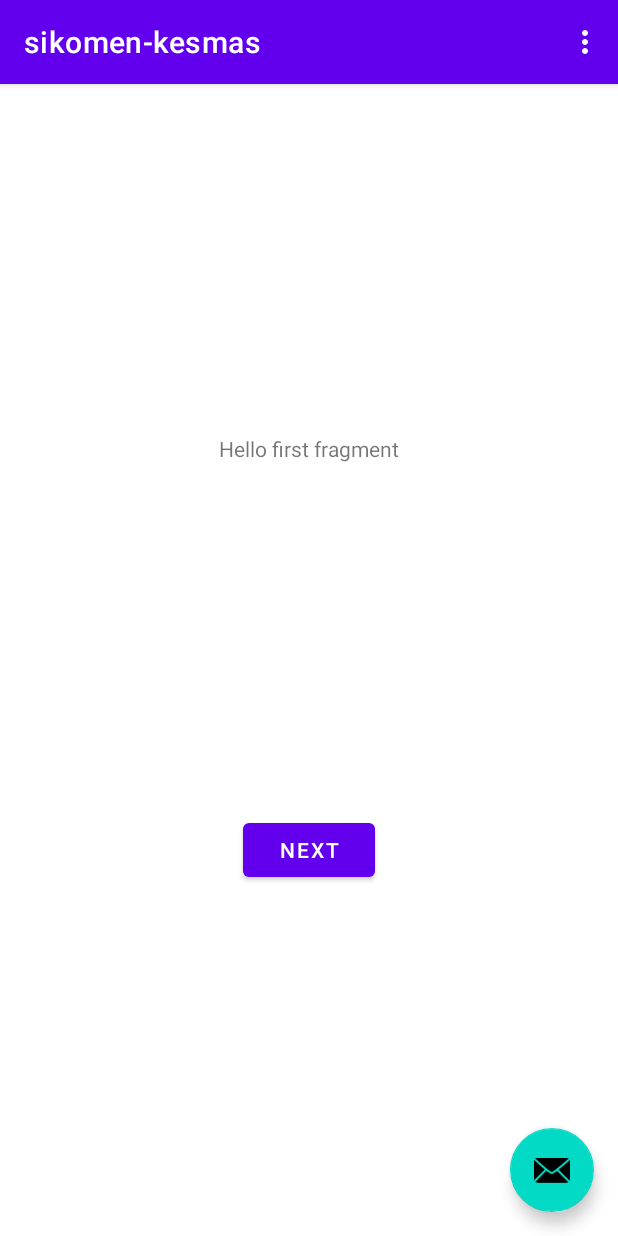
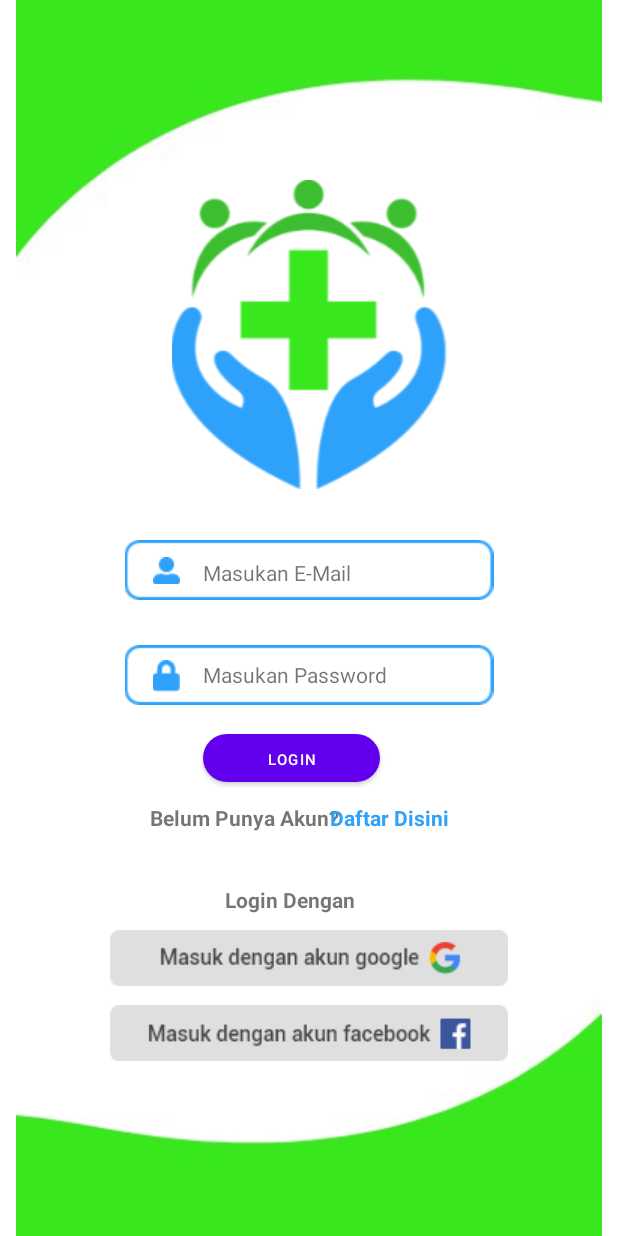
Before and after one commit to gusfat99/sikomenkesmas, an Android app: the screen it shows after launch (MainActivity before the commit, LoginActivity after it), on a phone screen of 412 x 824 dp. Run offline under Robolectric (Android 15) with nearby library versions, the phone set to English and light mode, and no system bars.

Commit message:
baru tampilan intentnya belum

```diff
--- a/app/src/main/AndroidManifest.xml
+++ b/app/src/main/AndroidManifest.xml
@@ -9,8 +9,9 @@
         android:roundIcon="@mipmap/ic_launcher_round"
         android:supportsRtl="true"
         android:theme="@style/Theme.Sikomenkesmas">
+        <activity android:name=".MainActivity"></activity>
         <activity
-            android:name=".MainActivity"
+            android:name=".LoginActivity"
             android:label="@string/app_name"
             android:theme="@style/Theme.Sikomenkesmas.NoActionBar">
             <intent-filter>
--- /dev/null
+++ b/app/src/main/java/com/example/sikomen_kesmas/LoginActivity.java
@@ -0,0 +1,32 @@
+package com.example.sikomen_kesmas;
+
+import androidx.appcompat.app.AppCompatActivity;
+
+import android.content.Intent;
+import android.os.Bundle;
+import android.os.Handler;
+import android.view.View;
+import android.widget.Button;
+
+
+public class LoginActivity extends AppCompatActivity {
+    private Button login;
+    @Override
+    protected void onCreate(Bundle savedInstanceState) {
+        super.onCreate(savedInstanceState);
+        setContentView(R.layout.activity_login);
+        login = (Button)findViewById(R.id.btn_login);
+
+        login.setOnClickListener(new View.OnClickListener() {
+            @Override
+            public void onClick(View view) {
+                Intent login = new Intent(getApplicationContext(), LoginActivity.class);
+                startActivity(login);
+            }
+        });
+
+    }
+
+
+
+}
--- /dev/null
+++ b/app/src/main/res/drawable/shape.xml
@@ -0,0 +1,17 @@
+<?xml version="1.0" encoding="utf-8"?>
+<shape xmlns:android="http://schemas.android.com/apk/res/android">
+    <corners
+        android:bottomLeftRadius="30dp"
+        android:bottomRightRadius="30dp"
+        android:radius="40dp"
+        android:topLeftRadius="30dp"
+        android:topRightRadius="30dp"
+        />
+    <solid
+        android:color="@color/hijau"
+        />
+    <size
+        android:height="28dp"
+        android:width="118dp"
+        />
+</shape>
--- /dev/null
+++ b/app/src/main/res/layout/activity_login.xml
@@ -0,0 +1,129 @@
+<?xml version="1.0" encoding="utf-8"?>
+<FrameLayout xmlns:android="http://schemas.android.com/apk/res/android"
+    xmlns:app="http://schemas.android.com/apk/res-auto"
+    xmlns:tools="http://schemas.android.com/tools"
+    android:layout_width="match_parent"
+    android:layout_height="match_parent"
+    tools:context=".LoginActivity">
+
+    <ImageView
+        android:id="@+id/img_bg"
+        android:layout_width="wrap_content"
+        android:layout_height="wrap_content"
+        android:layout_weight="1"
+        app:srcCompat="@drawable/cover"/>
+
+
+    <ImageView
+        android:layout_width="match_parent"
+        android:layout_height="wrap_content"
+        android:src="@drawable/logo_pekesmas"
+        android:paddingTop="120dp"
+        android:layout_gravity="center_horizontal"
+        />
+
+    <ImageView
+        android:layout_width="match_parent"
+        android:layout_height="wrap_content"
+        android:src="@drawable/border"
+        android:paddingTop="360dp"
+        />
+
+    <ImageView
+        android:layout_width="match_parent"
+        android:layout_height="wrap_content"
+        android:paddingTop="430dp"
+        android:src="@drawable/border" />
+
+    <ImageView
+        android:layout_width="match_parent"
+        android:layout_height="wrap_content"
+        android:foregroundGravity="left"
+        android:paddingTop="371dp"
+        android:src="@drawable/icon_user"
+        android:layout_marginRight="190dp"
+        />
+
+    <ImageView
+        android:layout_width="match_parent"
+        android:layout_height="wrap_content"
+        android:foregroundGravity="left"
+        android:paddingTop="440dp"
+        android:src="@drawable/icon_pw"
+        android:layout_marginRight="190dp"
+        />
+    <TextView
+        android:layout_width="match_parent"
+        android:layout_height="wrap_content"
+        android:text="Masukan E-Mail"
+        android:paddingTop="372dp"
+        android:layout_marginLeft="135dp"
+        />
+
+    <TextView
+        android:layout_width="match_parent"
+        android:layout_height="wrap_content"
+        android:text="Masukan Password"
+        android:paddingTop="440dp"
+        android:layout_marginLeft="135dp"
+        />
+
+        <Button
+            android:id="@+id/btn_login"
+            android:layout_width="118dp"
+            android:layout_height="32dp"
+            android:layout_marginTop="489dp"
+            android:background="@drawable/shape"
+            android:layout_marginLeft="135dp"
+            android:text="Login"
+            android:textSize="10dp"
+            />
+
+`
+    <TextView
+        android:layout_width="match_parent"
+        android:layout_height="wrap_content"
+        android:text="Belum Punya Akun?"
+        android:paddingTop="535dp"
+       android:layout_marginLeft="100dp"
+        android:textStyle="bold"
+        />
+
+    <TextView
+        android:layout_width="match_parent"
+        android:layout_height="wrap_content"
+        android:text="Daftar Disini"
+        android:paddingTop="535dp"
+        android:layout_marginLeft="220dp"
+        android:textStyle="bold"
+        android:textColor="@color/biru"
+        />
+
+    <TextView
+        android:layout_width="match_parent"
+        android:layout_height="wrap_content"
+        android:text="Login Dengan"
+        android:paddingTop="590dp"
+        android:textStyle="bold"
+        android:layout_marginLeft="150dp"
+        />
+
+    <ImageView
+        android:layout_width="match_parent"
+        android:layout_height="wrap_content"
+        android:foregroundGravity="left"
+        android:paddingTop="620dp"
+        android:src="@drawable/google"
+        />
+
+    <ImageView
+        android:layout_width="match_parent"
+        android:layout_height="wrap_content"
+        android:foregroundGravity="left"
+        android:paddingTop="670dp"
+        android:src="@drawable/facebook"
+        />
+
+
+
+</FrameLayout>
--- a/app/src/main/res/values/colors.xml
+++ b/app/src/main/res/values/colors.xml
@@ -7,4 +7,6 @@
     <color name="teal_700">#FF018786</color>
     <color name="black">#FF000000</color>
     <color name="white">#FFFFFFFF</color>
+    <color name="hijau">#39E81c</color>
+    <color name="biru">#2EA1FA</color>
 </resources>
--- a/app/src/main/res/values/strings.xml
+++ b/app/src/main/res/values/strings.xml
@@ -8,5 +8,4 @@
     <string name="previous">Previous</string>
 
     <string name="hello_first_fragment">Hello first fragment</string>
-    <string name="hello_second_fragment">Hello second fragment. Arg: %1$s</string>
 </resources>
```
Also changed, not shown: app/src/main/res/drawable/border.png (added), app/src/main/res/drawable/cover.jpg (added), app/src/main/res/drawable/facebook.png (added), app/src/main/res/drawable/google.png (added), app/src/main/res/drawable/icon_pw.png (added), app/src/main/res/drawable/icon_user.png (added), app/src/main/res/drawable/login.png (added), app/src/main/res/drawable/logo.jpg (added), app/src/main/res/drawable/logo_pekesmas.png (added), app/src/main/res/drawable/user.jpg (added).
